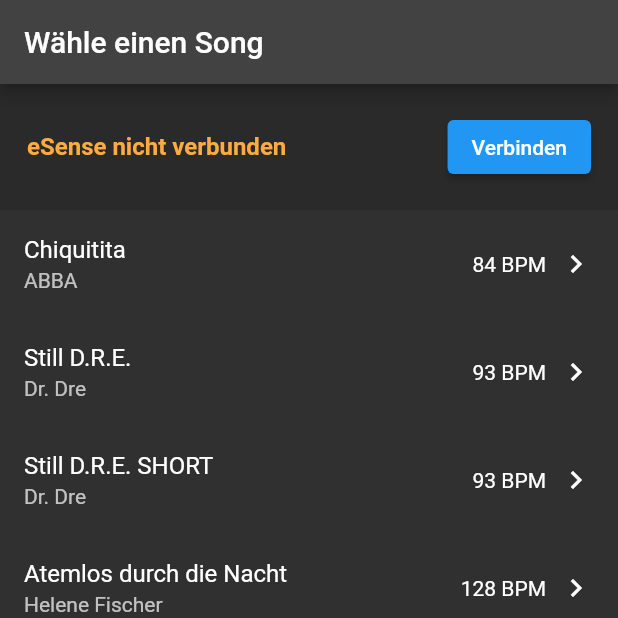
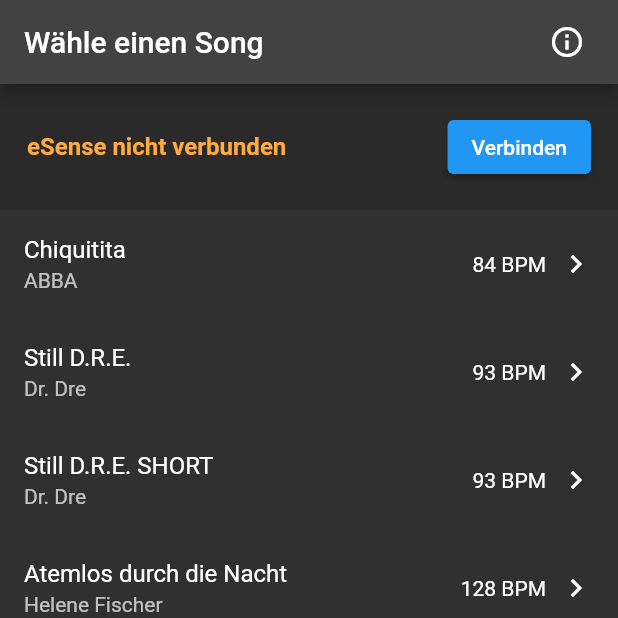
Before and after one commit to Voakie/headbang, a Flutter app: the screen it shows after launch, on a phone screen of 412 x 824 dp, the top half of it. Run offline on Flutter 3.47's test engine with Material 2 defaults, Android fonts, the phone set to English and light mode, and no system bars; our stand-ins replace flutter_blue, just_audio, permission_handler; missing offline and left inert: esense_flutter.

```diff
--- a/lib/main.dart
+++ b/lib/main.dart
@@ -1,5 +1,6 @@
 import 'package:flutter/material.dart';
 import 'package:headbang/views/esense_status_view.dart';
+import 'package:headbang/views/manual_view.dart';
 import 'package:headbang/views/song_list_view.dart';
 
 void main() {
@@ -8,6 +9,11 @@ void main() {
 
 class MyApp extends StatelessWidget {
   const MyApp({super.key});
+
+  void openManual(BuildContext context) {
+    Navigator.of(context)
+        .push(MaterialPageRoute(builder: (context) => ManualView()));
+  }
 
   // This widget is the root of your application.
   @override
@@ -20,9 +26,19 @@ class MyApp extends StatelessWidget {
           // Here we take the value from the MyHomePage object that was created by
           // the App.build method, and use it to set our appbar title.
           title: const Text("Wähle einen Song"),
+          actions: [
+            Padding(
+              padding: const EdgeInsets.only(right: 10),
+              child: Builder(
+                builder: (context) => IconButton(
+                  onPressed: () => openManual(context),
+                  icon: const Icon(Icons.info_outline),
                 ),
-        body: Container(
-          child: Column(
+              ),
+            ),
+          ],
+        ),
+        body: Column(
           children: const [
             EsenseStatusView(),
             Expanded(
@@ -31,7 +47,6 @@ class MyApp extends StatelessWidget {
           ],
         ),
       ),
-      ),
     );
   }
 }
```
Also changed, not shown: lib/views/manual_view.dart (added, +36 -0 lines). Lines whose indentation alone changed are shown as unchanged.
